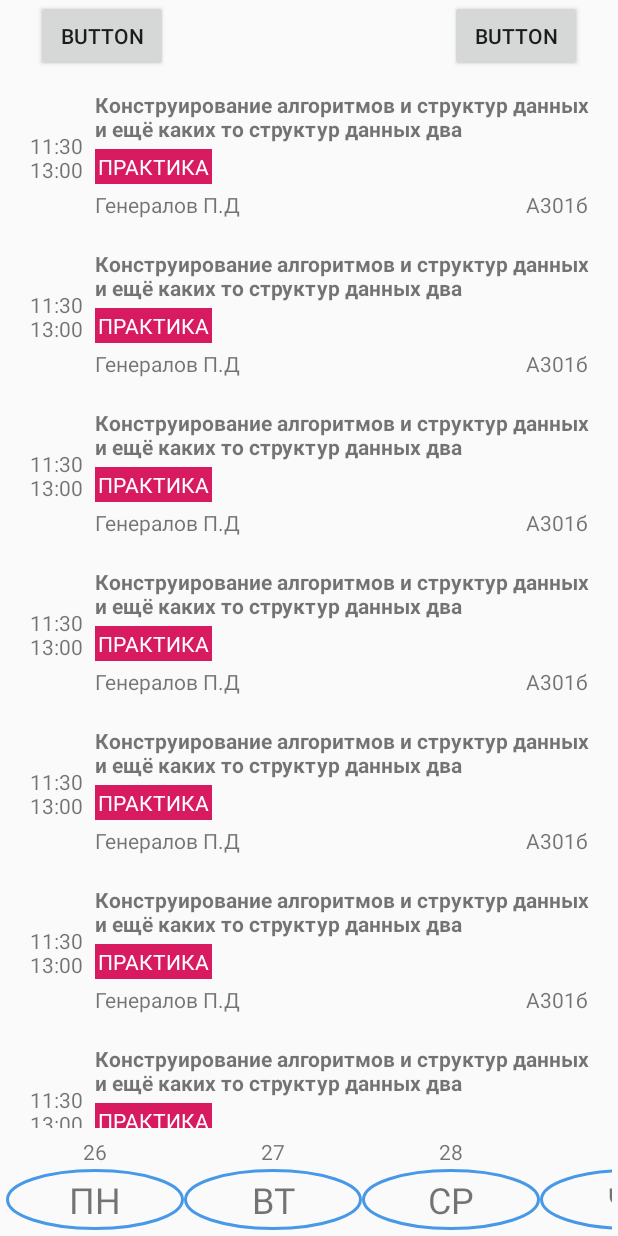
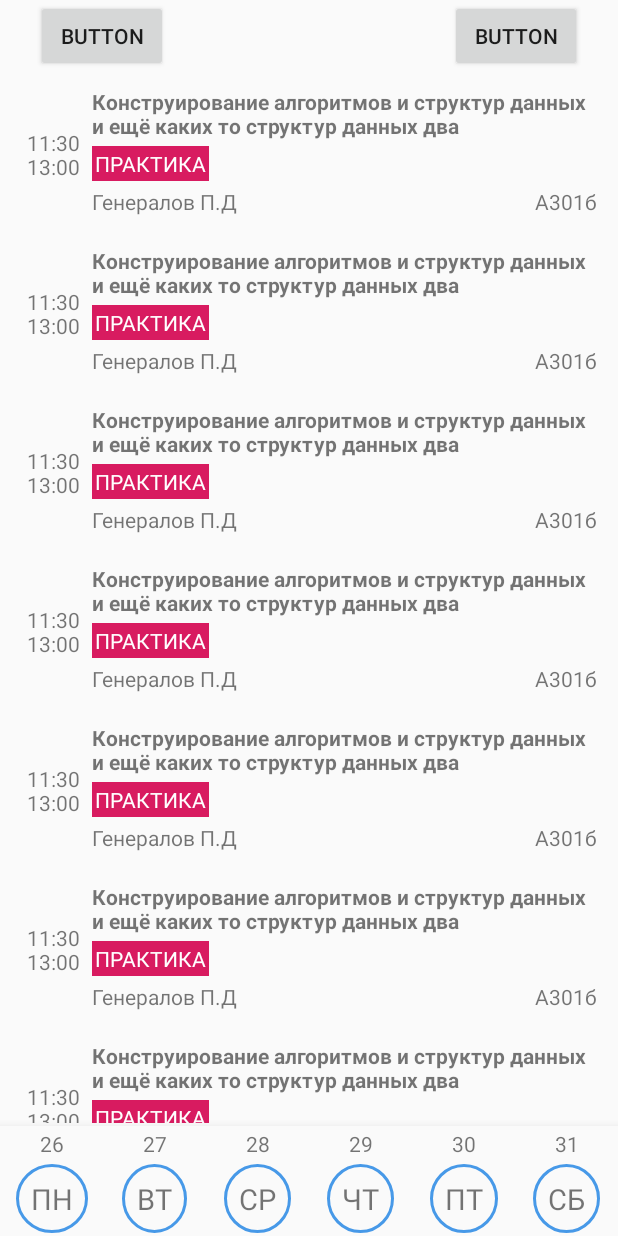
Before and after one commit to nsnk29/Schedule, an Android app: the screen it shows after launch (MainActivity), on a phone screen of 412 x 824 dp. Run offline under Robolectric (Android 15) with nearby library versions, the phone set to English and light mode, and no system bars; libraries missing offline, so code that uses them is left out: io.realm, io.realm.kotlin; 2 statements that could not run were skipped.

Commit message:
added all screens support for bottom recyclerview

```diff
--- a/app/src/main/java/com/example/schedule/MainActivity.kt
+++ b/app/src/main/java/com/example/schedule/MainActivity.kt
@@ -64,11 +64,11 @@ class MainActivity : AppCompatActivity() {
             RecyclerView.HORIZONTAL,
             false
         )
-        bottomRecycleAdapter = BottomRecycleAdapter(initAllWeekDates())
+        bottomRecycleAdapter = BottomRecycleAdapter(initAllWeekDates(), this)
         recycleViewBottom.adapter = bottomRecycleAdapter
         recycleViewBottom.addItemDecoration(MarginItemDecoration(0))
         recycleViewBottom.setHasFixedSize(true)
-
+        recycleViewBottom.overScrollMode = View.OVER_SCROLL_NEVER
 
         recycleViewMain.layoutManager = LinearLayoutManager(
             this,
@@ -77,6 +77,7 @@ class MainActivity : AppCompatActivity() {
         )
         mainRecycleAdapter = MainRecycleAdapter()
         recycleViewMain.adapter = mainRecycleAdapter
+        recycleViewMain.overScrollMode = View.OVER_SCROLL_NEVER
 
 
 
@@ -129,7 +130,10 @@ private fun getJSON() {
 
     client.newCall(request).enqueue(object : Callback {
         override fun onFailure(call: Call, e: IOException) {
-//           Toast.makeText(applicationContext, "$e", Toast.LENGTH_LONG).show()
+            runOnUiThread {
+                Toast.makeText(applicationContext, "Проблемы подключения к сети", Toast.LENGTH_LONG).show()
+            }
+
             println("MY TAG $e")
         }
 
--- a/app/src/main/java/com/example/schedule/adapters/BottomRecycleAdapter.kt
+++ b/app/src/main/java/com/example/schedule/adapters/BottomRecycleAdapter.kt
@@ -1,24 +1,32 @@
 package com.example.schedule.adapters
 
-import android.app.Activity
-import android.util.DisplayMetrics
+import android.annotation.SuppressLint
+import android.content.Context
 import android.view.LayoutInflater
 import android.view.View
 import android.view.ViewGroup
 import android.widget.TextView
 import android.widget.Toast
 import androidx.recyclerview.widget.RecyclerView
+import kotlinx.android.synthetic.main.one_day_layout.view.*
 import java.util.*
-import android.util.TypedValue
-import kotlinx.android.synthetic.main.one_day_layout.view.*
+import android.util.DisplayMetrics
+import android.view.Display
+import android.content.Context.WINDOW_SERVICE
+import android.graphics.drawable.ColorDrawable
+import androidx.core.content.ContextCompat.getSystemService
+import android.view.WindowManager
+import com.example.schedule.R
 
 
-class BottomRecycleAdapter(private val allWeekDates: ArrayList<Int>) :
+class BottomRecycleAdapter(private val allWeekDates: ArrayList<Int>, var context: Context) :
     RecyclerView.Adapter<BottomRecycleAdapter.CustomViewHolder>() {
 
     var nextWeek = false
     val nameOfWeekdays = arrayOf("ПН", "ВТ", "СР", "ЧТ", "ПТ", "СБ")
     var currentWeekDates: ArrayList<Int> = arrayListOf(0, 0, 0, 0, 0, 0)
+    var itemWidth = context.resources.displayMetrics.widthPixels / 6
+    var selectedDay = 4
 
     init {
         changeCurrentWeekDate()
@@ -48,16 +56,12 @@ class BottomRecycleAdapter(private val allWeekDates: ArrayList<Int>) :
     }
 
 
+    @SuppressLint("ResourceAsColor")
     override fun onBindViewHolder(holder: CustomViewHolder, position: Int) {
-//        holder.itemView.layoutParams.width = 178
-//        println("MY TAG ${holder.itemView.nameOfDay.layoutParams.width}")
-//        holder.itemView.nameOfDay.layoutParams.width
-//        holder.itemView.nameOfDay.layoutParams.height = 469
-        holder.itemView.wrapper2.layoutParams.width = 178
-
-
+        holder.itemView.wrapper2.layoutParams.width = itemWidth
         holder.nameOfDayField.text = nameOfWeekdays[position]
         holder.dateField.text = currentWeekDates[position].toString()
+
 
     }
 
@@ -67,7 +71,8 @@ class BottomRecycleAdapter(private val allWeekDates: ArrayList<Int>) :
 
         init {
             itemView.setOnClickListener {
-                Toast.makeText(itemView.context, "$layoutPosition", Toast.LENGTH_LONG).show()
+                Toast.makeText(itemView.context, "$layoutPosition", Toast.LENGTH_SHORT).show()
+
             }
         }
     }
--- a/app/src/main/res/layout/activity_main.xml
+++ b/app/src/main/res/layout/activity_main.xml
@@ -6,16 +6,18 @@
         android:layout_width="match_parent"
         android:layout_height="match_parent"
         tools:context=".MainActivity" android:id="@+id/wrapper">
+
     <androidx.recyclerview.widget.RecyclerView
+            android:id="@+id/recycleViewBottom"
             android:layout_width="match_parent"
             android:layout_height="wrap_content"
-            android:id="@+id/recycleViewBottom"
-            app:layout_constraintStart_toStartOf="parent"
+            android:background="@color/whity"
+            android:elevation="10dp"
+            android:orientation="horizontal"
+            app:layout_constraintBottom_toBottomOf="parent"
             app:layout_constraintEnd_toEndOf="parent"
-            android:layout_marginStart="4dp"
-            android:layout_marginEnd="4dp" app:layout_constraintBottom_toBottomOf="parent"
+            app:layout_constraintStart_toStartOf="parent" />
 
-            android:layout_marginBottom="4dp"/>
     <Button
             android:text="Button"
             android:layout_width="wrap_content"
@@ -33,11 +35,17 @@
             app:layout_constraintTop_toTopOf="parent"
             android:onClick="updateCurrentWeek"
             android:layout_marginStart="24dp"/>
+
     <androidx.recyclerview.widget.RecyclerView
+
+            android:id="@+id/recycleViewMain"
+            android:layout_width="match_parent"
             android:layout_height="0dp"
-            app:layout_constraintTop_toBottomOf="@+id/button"
+            android:layout_marginStart="4dp"
+            android:padding="2dp"
+            app:layout_constraintBottom_toTopOf="@+id/recycleViewBottom"
+            app:layout_constraintEnd_toEndOf="parent"
+            app:layout_constraintHorizontal_bias="0.0"
             app:layout_constraintStart_toStartOf="parent"
-            app:layout_constraintEnd_toEndOf="parent" android:layout_width="match_parent"
-            android:layout_marginStart="4dp" android:layout_marginEnd="4dp" android:id="@+id/recycleViewMain"
-            app:layout_constraintBottom_toTopOf="@+id/recycleViewBottom" android:padding="4dp"/>
+            app:layout_constraintTop_toBottomOf="@+id/button" />
 </androidx.constraintlayout.widget.ConstraintLayout>
--- a/app/src/main/res/layout/one_day_layout.xml
+++ b/app/src/main/res/layout/one_day_layout.xml
@@ -8,29 +8,44 @@
 >
 
     <TextView
-            android:text="29"
+            android:id="@+id/date"
             android:layout_width="match_parent"
             android:layout_height="wrap_content"
-            android:id="@+id/date"
+            android:layout_marginTop="2dp"
 
-            android:gravity="center" app:layout_constraintTop_toTopOf="parent"
-            app:layout_constraintStart_toStartOf="parent" app:layout_constraintEnd_toEndOf="parent"
-            app:autoSizeTextType="uniform" android:textSize="14sp" android:layout_marginTop="2dp"/>
-    <LinearLayout
+            android:gravity="center"
+            android:text="29"
+            android:textSize="14sp"
+            app:autoSizeTextType="uniform"
+            app:layout_constraintEnd_toEndOf="parent"
+            app:layout_constraintStart_toStartOf="parent"
+            app:layout_constraintTop_toTopOf="parent" />
+
+    <androidx.constraintlayout.widget.ConstraintLayout
+            android:id="@+id/wrapper2"
+            android:layout_width="50dp"
+            android:layout_height="50dp"
+            android:layout_marginTop="2dp"
             android:orientation="horizontal"
-            android:layout_width="wrap_content"
-            android:layout_height="wrap_content" app:layout_constraintStart_toStartOf="parent"
-            app:layout_constraintEnd_toEndOf="parent" app:layout_constraintBottom_toBottomOf="parent"
-            app:layout_constraintTop_toBottomOf="@+id/date" app:layout_constraintHorizontal_bias="0.0"
-            app:layout_constraintVertical_bias="0.0" android:layout_marginTop="2dp" android:id="@+id/wrapper2">
+            app:layout_constraintBottom_toBottomOf="parent"
+            app:layout_constraintEnd_toEndOf="parent"
+            app:layout_constraintHorizontal_bias="0.0"
+            app:layout_constraintStart_toStartOf="parent"
+            app:layout_constraintTop_toBottomOf="@+id/date"
+            app:layout_constraintVertical_bias="0.0">
+
         <TextView
+                android:id="@+id/nameOfDay"
+                android:layout_width="wrap_content"
+                android:layout_height="wrap_content"
+
+                android:background="@drawable/rounded_frame"
+                android:padding="10dp"
                 android:text="ПН"
-                android:layout_width="match_parent"
-                android:layout_height="match_parent"
-                android:id="@+id/nameOfDay"
-                android:background="@drawable/rounded_frame"
-                android:gravity="center" android:textSize="24sp"
-
-                android:padding="4dp"/>
-    </LinearLayout>
+                android:textSize="19sp"
+                app:layout_constraintBottom_toBottomOf="parent"
+                app:layout_constraintEnd_toEndOf="parent"
+                app:layout_constraintStart_toStartOf="parent"
+                app:layout_constraintTop_toTopOf="parent" />
+    </androidx.constraintlayout.widget.ConstraintLayout>
 </androidx.constraintlayout.widget.ConstraintLayout>
--- a/app/src/main/res/values/colors.xml
+++ b/app/src/main/res/values/colors.xml
@@ -3,4 +3,5 @@
     <color name="colorPrimary">#1E88E5</color>
     <color name="colorPrimaryDark">#3949AB</color>
     <color name="colorAccent">#D81B60</color>
+    <color name="whity">#FAFAFA</color>
 </resources>
```
